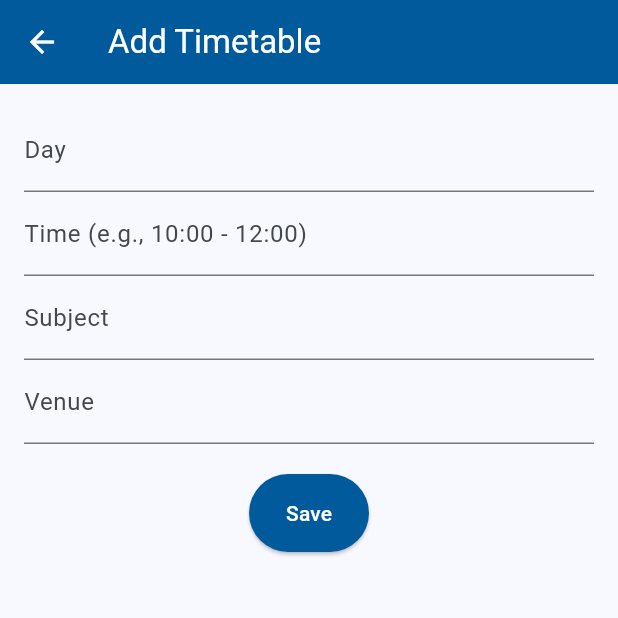
After one commit to LesterLiauJiunLang/lumina_mobile_application, a Flutter app: the AddEditTimetableScreen screen opened directly, on a phone screen of 412 x 824 dp, the top half of it. The commit adds this screen. Run offline on Flutter 3.47's test engine with Material 3 defaults, Android fonts, the phone set to English and light mode, and no system bars; our stand-ins replace fl_chart, qr_flutter, supabase_flutter; missing offline and left inert: mobile_scanner; accounts and stored records are empty.

Commit message:
added timetable screen
added timetable screen that relates with supabase, + personal event student can add themselves into the timetable

```diff
--- /dev/null
+++ b/lib/Timetable/add_edit_timetable_screen.dart
@@ -0,0 +1,101 @@
+import 'package:flutter/material.dart';
+
+
+
+class AddEditTimetableScreen extends StatefulWidget {
+  final Map<String, String>? timetableItem;
+
+  const AddEditTimetableScreen({super.key, this.timetableItem});
+
+  @override
+  State<AddEditTimetableScreen> createState() => _AddEditTimetableScreenState();
+}
+
+class _AddEditTimetableScreenState extends State<AddEditTimetableScreen> {
+  final _formKey = GlobalKey<FormState>();
+  late TextEditingController _dayController;
+  late TextEditingController _timeController;
+  late TextEditingController _subjectController;
+  late TextEditingController _venueController;
+
+  @override
+  void initState() {
+    super.initState();
+    _dayController = TextEditingController(text: widget.timetableItem?['day'] ?? '');
+    _timeController = TextEditingController(text: widget.timetableItem?['time'] ?? '');
+    _subjectController = TextEditingController(text: widget.timetableItem?['subject'] ?? '');
+    _venueController = TextEditingController(text: widget.timetableItem?['venue'] ?? '');
+  }
+
+  @override
+  void dispose() {
+    _dayController.dispose();
+    _timeController.dispose();
+    _subjectController.dispose();
+    _venueController.dispose();
+    super.dispose();
+  }
+
+  @override
+  Widget build(BuildContext context) {
+    return Scaffold(
+      appBar: AppBar(
+        title: Text(widget.timetableItem == null ? 'Add Timetable' : 'Edit Timetable'),
+        backgroundColor: Color(0xFF005A9C),
+        foregroundColor: Colors.white,
+        elevation: 0,
+      ),
+      body: Padding(
+        padding: const EdgeInsets.all(16.0),
+        child: Form(
+          key: _formKey,
+          child: Column(
+            children: [
+              TextFormField(
+                controller: _dayController,
+                decoration: const InputDecoration(labelText: 'Day'),
+                validator: (value) => value!.isEmpty ? 'Required' : null,
+              ),
+              TextFormField(
+                controller: _timeController,
+                decoration: const InputDecoration(labelText: 'Time (e.g., 10:00 - 12:00)'),
+                validator: (value) => value!.isEmpty ? 'Required' : null,
+              ),
+              TextFormField(
+                controller: _subjectController,
+                decoration: const InputDecoration(labelText: 'Subject'),
+                validator: (value) => value!.isEmpty ? 'Required' : null,
+              ),
+              TextFormField(
+                controller: _venueController,
+                decoration: const InputDecoration(labelText: 'Venue'),
+                validator: (value) => value!.isEmpty ? 'Required' : null,
+              ),
+              const SizedBox(height: 20),
+              ElevatedButton(
+                  onPressed: () {
+                    if (_formKey.currentState!.validate()) {
+                      final newItem = {
+                        'day': _dayController.text,
+                        'time': _timeController.text,
+                        'subject': _subjectController.text,
+                        'venue': _venueController.text,
+                      };
+                      Navigator.pop(context, newItem);
+                    }
+                  },
+                  style: ElevatedButton.styleFrom(
+                    backgroundColor: const Color(0xFF005A9C), // Button background color
+                    foregroundColor: Colors.white, // Button text color
+                    padding: const EdgeInsets.symmetric(vertical: 16), // Optional: adjust padding
+                    minimumSize: const Size(80, 20), // Optional: make button full width
+                  ),
+                  child: const Text('Save')
+              ),
+            ],
+          ),
+        ),
+      ),
+    );
+  }
+}
--- a/lib/main.dart
+++ b/lib/main.dart
@@ -17,6 +17,7 @@ import 'staff_profile.dart';
 import 'student_dashboard_quiz.dart';
 import 'Attendance/attendance_history_screen.dart';
 import 'Attendance/student_attendance_scanner.dart';
+import 'Timetable/timetable_screen.dart';
 
 
 const String supabaseUrl='https://ipclprhdqqxczshihwot.supabase.co';
@@ -63,6 +64,10 @@ class CampusApp extends StatelessWidget {
         '/quiz_results': (context) => const AllScoreQuizScreen(),
         '/attendance_history': (context) => const AttendanceHistoryScreen(isStaff: false),
         '/attendance_scanner': (context) => const StudentAttendanceScanner(),
+        '/timetable': (context) {
+          final student = ModalRoute.of(context)!.settings.arguments as Student;
+          return TimetableScreen(studentId: student.id);
+        },
       },
     );
   }
```
Also changed, not shown: lib/Timetable/announcement_screen.dart (added, +34 -0 lines), lib/Timetable/personal_event_form_screen.dart (added, +127 -0 lines), lib/Timetable/timetable_screen.dart (added, +256 -0 lines).
